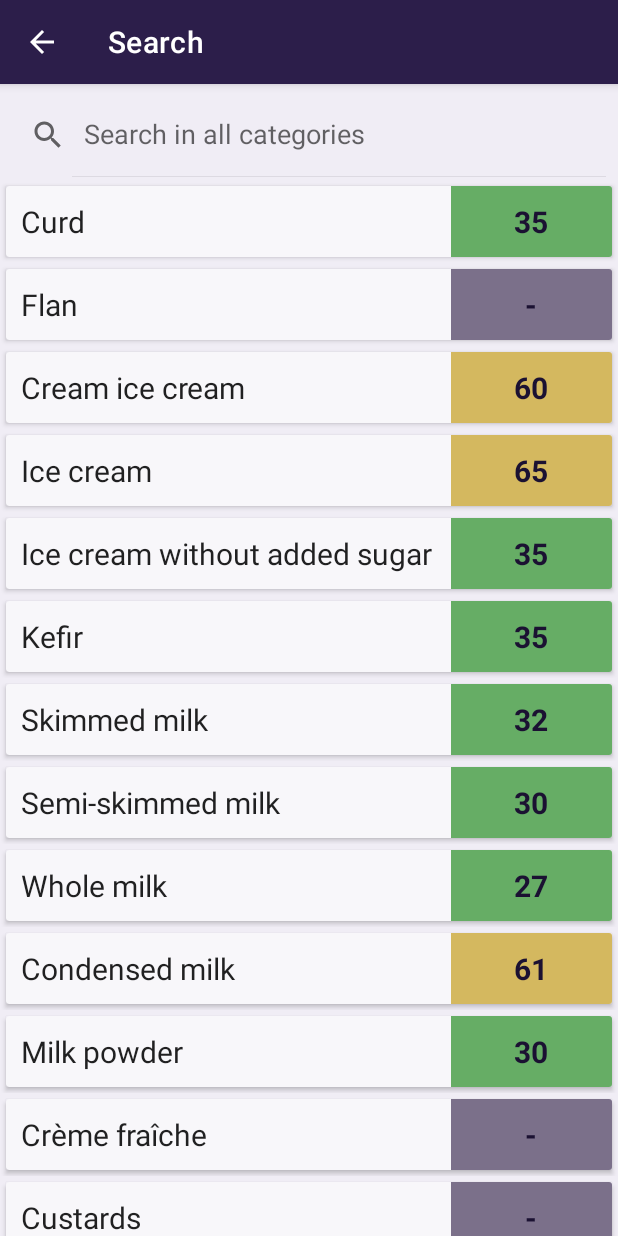
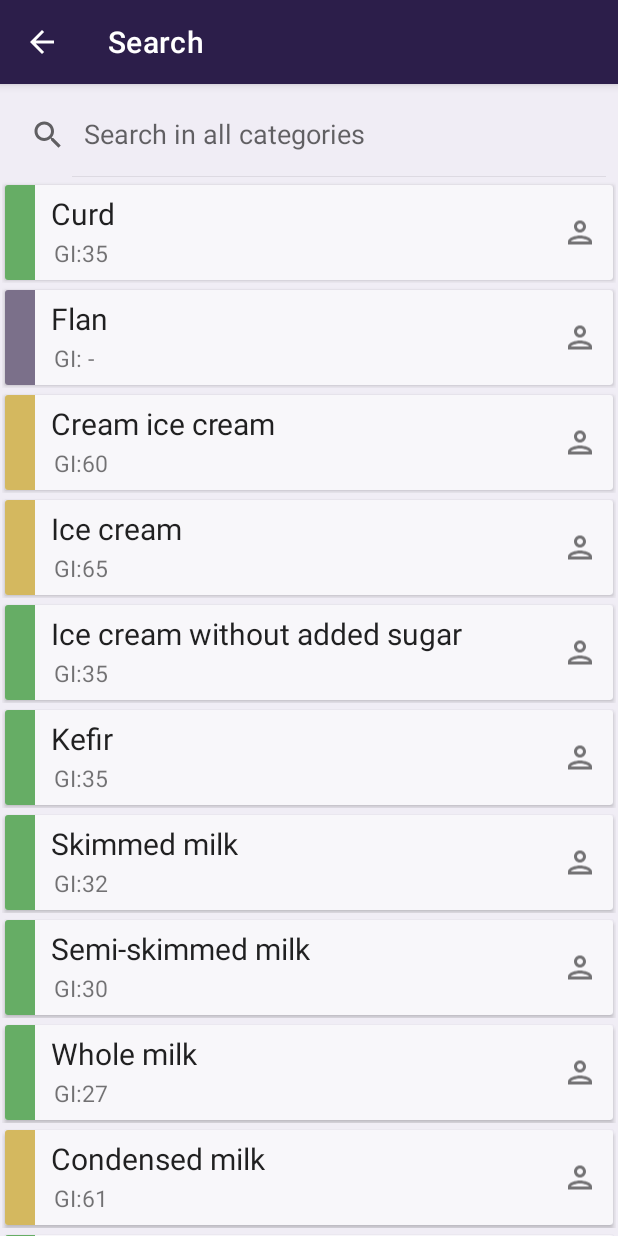
Before and after one commit to Bearm91/glyndex, an Android app: the SearchFoodActivity screen opened directly, with no data from a screen before it, on a phone screen of 412 x 824 dp. Run offline under Robolectric (Android 15) with nearby library versions, the light colour scheme and no system bars; our stand-ins replace Room's generated code.

Commit message:
Food item layout design updated

```diff
--- a/app/src/main/java/com/bearm/glyndex/adapters/FoodAdapter.java
+++ b/app/src/main/java/com/bearm/glyndex/adapters/FoodAdapter.java
@@ -7,7 +7,6 @@ import android.view.ViewGroup;
 import android.widget.TextView;
 
 import androidx.annotation.NonNull;
-import androidx.appcompat.widget.AppCompatDrawableManager;
 import androidx.cardview.widget.CardView;
 import androidx.recyclerview.widget.RecyclerView;
 
@@ -56,14 +55,16 @@ public class FoodAdapter extends RecyclerView.Adapter<FoodAdapter.ViewHolder> {
 
         //Glycemic index
         Integer currentFoodGI = currentFood.getGI();
+        String ig = context.getString(R.string.ig_title);
+
         if (currentFoodGI == null) {
-            holder.myIGView.setText("-");
+            holder.myIGView.setText(ig.concat(" -"));
         } else {
-            holder.myIGView.setText(String.valueOf(currentFoodGI));
+            holder.myIGView.setText(ig.concat(String.valueOf(currentFoodGI)));
         }
 
         //Glycemic index color
-        holder.myIGView.setBackgroundColor(DetailsHelper.getIGColor(context, currentFoodGI));
+        holder.myIGColorView.setBackgroundColor(DetailsHelper.getIGColor(context, currentFoodGI));
     }
 
     // total number of cells
@@ -76,14 +77,16 @@ public class FoodAdapter extends RecyclerView.Adapter<FoodAdapter.ViewHolder> {
     // stores and recycles views as they are scrolled off screen
     public class ViewHolder extends RecyclerView.ViewHolder {
         TextView myNameView;
+        TextView myIGColorView;
         TextView myIGView;
         CardView myCardView;
 
         ViewHolder(View itemView) {
             super(itemView);
             myNameView = itemView.findViewById(R.id.tv_food_name);
-            myIGView = itemView.findViewById(R.id.tv_food_ig);
+            myIGColorView = itemView.findViewById(R.id.tv_food_ig_color);
             myCardView = itemView.findViewById(R.id.cv_food_item);
+            myIGView = itemView.findViewById(R.id.tv_food_ig_value);
             itemView.setOnClickListener(v -> {
                 if (mClickListener != null) mClickListener.onItemClick(v, getAdapterPosition());
             });
--- a/app/src/main/res/layout-large/food_list_item.xml
+++ b/app/src/main/res/layout-large/food_list_item.xml
@@ -27,7 +27,7 @@
                 tool:text="Garbanzos"/>
 
             <TextView
-                android:id="@+id/tv_food_ig"
+                android:id="@+id/tv_food_ig_color"
                 android:layout_width="0dp"
                 android:layout_height="match_parent"
                 android:layout_gravity="center_vertical|center_horizontal"
--- a/app/src/main/res/layout/food_list_item.xml
+++ b/app/src/main/res/layout/food_list_item.xml
@@ -4,36 +4,63 @@
     xmlns:tool="http://schemas.android.com/tools"
     android:layout_width="match_parent"
     android:layout_height="wrap_content"
-    android:orientation="vertical">
+    android:orientation="vertical"
+    android:padding="1dp">
 
     <androidx.cardview.widget.CardView
         android:id="@+id/cv_food_item"
         android:layout_width="match_parent"
         android:layout_height="wrap_content"
-        android:layout_margin="4dp"
-        android:backgroundTint="@color/surface">
+        android:layout_margin="2dp"
+        android:backgroundTint="@color/surface"
+        >
+
+        <TextView
+            android:id="@+id/tv_food_ig_color"
+            style="@style/FoodListIG"
+            android:layout_width="20dp"
+            android:layout_height="match_parent" />
+
+            <LinearLayout
+                android:layout_width="wrap_content"
+                android:layout_height="wrap_content"
+                android:layout_marginStart="25dp"
+                android:orientation="vertical"
+                android:padding="5dp">
+
+                <TextView
+                    android:id="@+id/tv_food_name"
+                    style="@style/FoodListName"
+                    android:layout_width="wrap_content"
+                    android:layout_height="wrap_content"
+                    tool:text="Garbanzos"
+                    android:layout_weight="0.1"/>
+
+                <TextView
+                    android:id="@+id/tv_food_ig_value"
+                    android:layout_width="wrap_content"
+                    android:layout_height="wrap_content"
+                    tool:text="35"
+                    android:textSize="15sp"
+                    android:layout_weight="1"
+                    android:padding="2dp"/>
+
+            </LinearLayout>
 
         <LinearLayout
             android:layout_width="match_parent"
             android:layout_height="match_parent"
-            android:orientation="horizontal">
+            android:orientation="vertical">
 
-            <TextView
-                android:id="@+id/tv_food_name"
-                style="@style/FoodListName"
-                android:layout_width="0dp"
-                android:layout_height="wrap_content"
-                tool:text="Garbanzos"
-                android:layout_weight="0.5"
-                app:drawableEndCompat="@drawable/ic_person" />
-
-            <TextView
-                android:id="@+id/tv_food_ig"
+            <ImageView
+                android:id="@+id/iv_custom"
+                android:layout_width="wrap_content"
                 android:layout_height="match_parent"
-                android:layout_weight="0.18"
-                tool:text="60"
-                style="@style/FoodListIG"/>
-
+                android:layout_gravity="end"
+                android:contentDescription="@string/food_custom_icon"
+                android:visibility="visible"
+                app:srcCompat="@drawable/ic_person"
+                android:padding="10dp"/>
         </LinearLayout>
     </androidx.cardview.widget.CardView>
 </LinearLayout>
--- a/app/src/main/res/values/strings.xml
+++ b/app/src/main/res/values/strings.xml
@@ -103,4 +103,5 @@
     <string name="delete_title_dialog">Confirm delete</string>
     <string name="not_valid_field_zero_error">The value needs to be higher than 0</string>
     <string name="food_form_save_unknown_error">Something went wrong. Please, try again.</string>
+    <string name="food_custom_icon">Icon that indicates that que food item is custom and was created or edited by the user.</string>
 </resources>
--- a/app/src/main/res/values/styles.xml
+++ b/app/src/main/res/values/styles.xml
@@ -45,7 +45,8 @@
         <item name="android:layout_weight">1</item>
         <item name="android:textSize">@dimen/text_size_food_list_item_name</item>
         <item name="android:layout_gravity">center_vertical</item>
-        <item name="android:padding">10dp</item>
+        <item name="android:paddingEnd">10dp</item>
+
     </style>
 
     <style name="FoodListNameLarge" parent="FoodListName">
```
Also changed, not shown: 1 other file.
